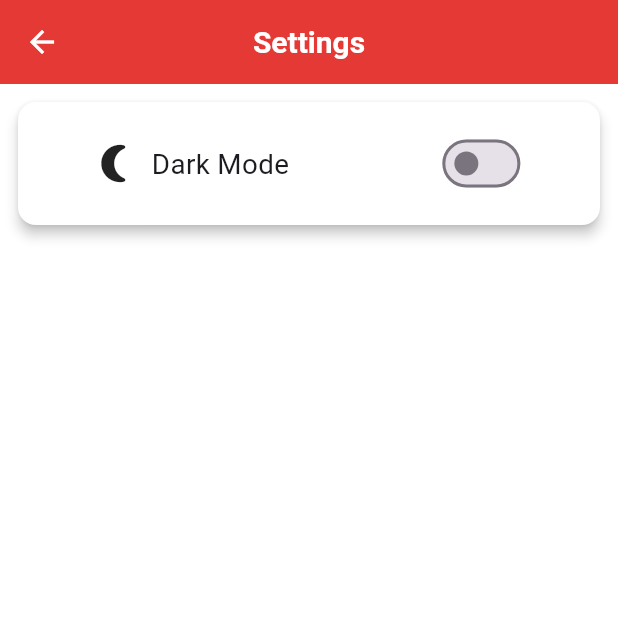
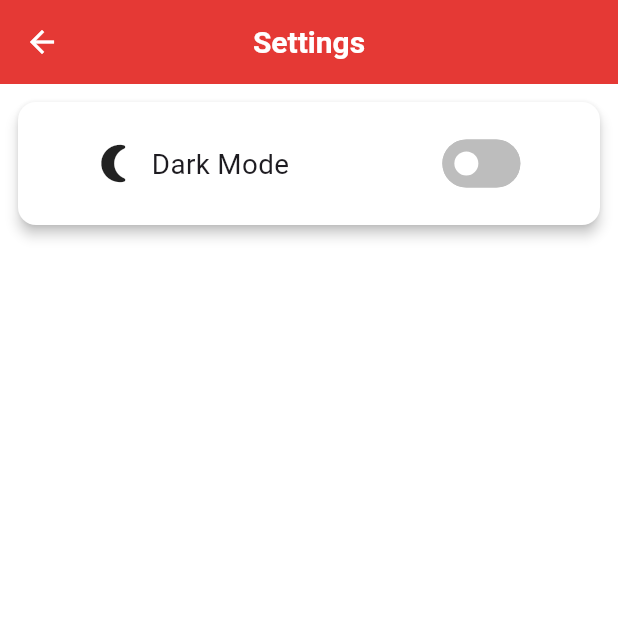
Before and after one commit to KiloMikeTango/Movies-with-Search-Bar, a Flutter app: the screen it shows after launch, in the side drawer, after a tap on "Settings", on a phone screen of 412 x 824 dp, the top half of it. Run offline on Flutter 3.47's test engine with Material 3 defaults, Android fonts, the phone set to English and light mode, and no system bars.

Commit message:
minor ui changes

```diff
--- a/lib/src/theme/theme.dart
+++ b/lib/src/theme/theme.dart
@@ -2,7 +2,12 @@ import 'package:flutter/material.dart';
 
 class MovieTheme {
   static final ThemeData lightTheme = ThemeData(
-    cardTheme: CardThemeData(color: Colors.white),
+    switchTheme: SwitchThemeData(
+      thumbColor: MaterialStateProperty.all<Color?>(Colors.white),
+      trackColor: MaterialStateProperty.all<Color?>(Colors.grey.shade400),
+      trackOutlineColor: MaterialStateProperty.all<Color?>(Colors.grey.shade400),
+    ),
+    cardTheme: CardThemeData(color: Colors.white,),
     highlightColor: Colors.transparent,
     splashColor: Colors.transparent,
     brightness: Brightness.light,
@@ -33,7 +38,7 @@ class MovieTheme {
       thumbColor: MaterialStateProperty.all<Color?>(Colors.white),
       trackColor: MaterialStateProperty.all<Color?>(Colors.green),
     ),
-    cardTheme: CardThemeData(color: Colors.grey.shade900),
+    cardTheme: CardThemeData(color: Colors.grey.shade900, shadowColor: Colors.blueGrey),
     highlightColor: Colors.transparent,
     splashColor: Colors.transparent,
     brightness: Brightness.dark,
```
